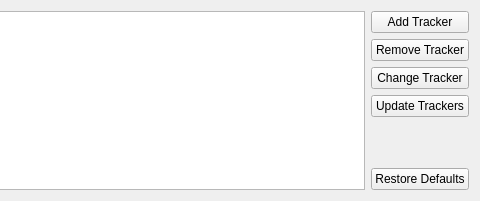
KDE/ktorrent, file plugins/infowidget/trackerview.ui: the form before one commit; both pictures show x 301 to 781 and y 0 to 201 of the 781 by 201 pixel window.
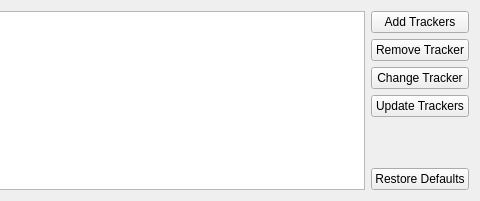
The form after the commit. Custom widgets are drawn as their Qt base class.

Commit message: Make adding multiple trackers at once possible

```diff
--- a/plugins/infowidget/trackerview.ui
+++ b/plugins/infowidget/trackerview.ui
@@ -16,9 +16,9 @@
    <item>
     <layout class="QVBoxLayout" >
      <item>
-      <widget class="KPushButton" name="m_add_tracker" >
-       <property name="text" >
-        <string>Add Tracker</string>
+      <widget class="KPushButton" name="m_add_tracker">
+       <property name="text">
+        <string>Add Trackers</string>
        </property>
       </widget>
      </item>
```
Left out of the diff: 33 changed lines with no effect on the pictures. The commit also changes 3 other files.
